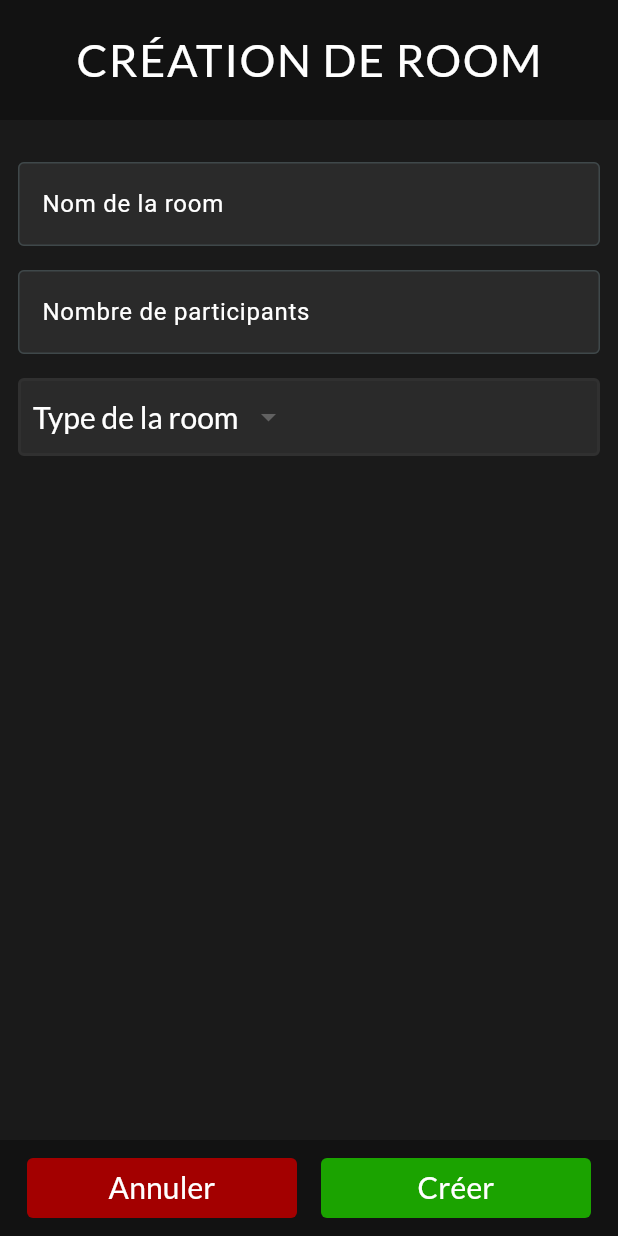
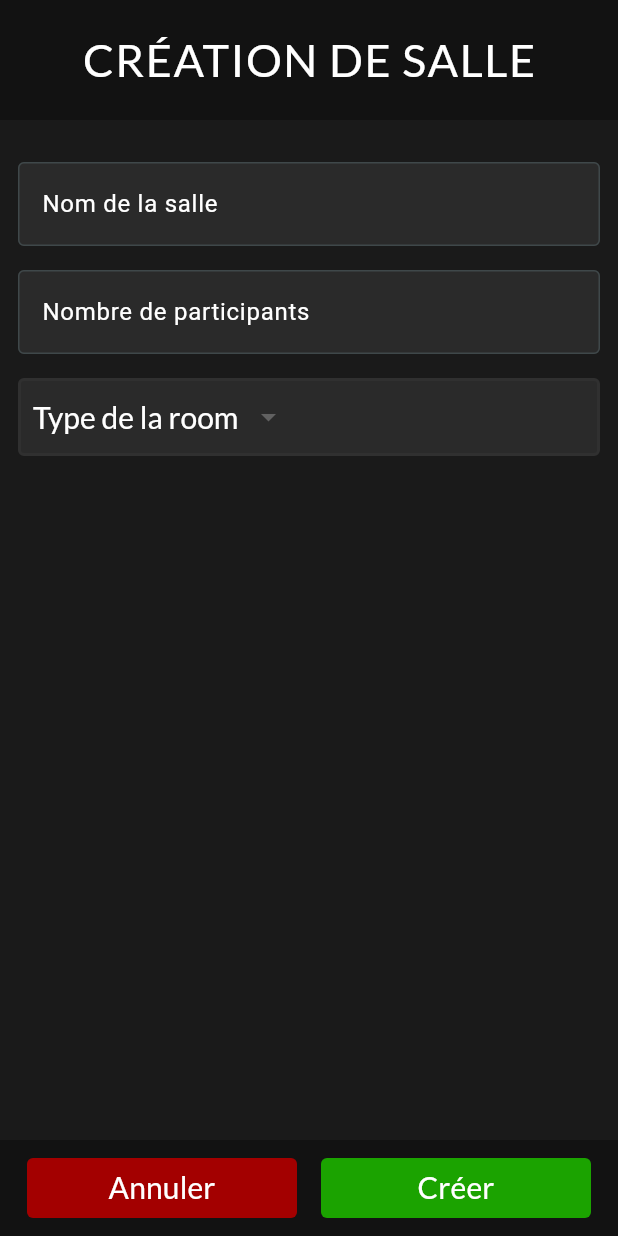
Before and after one commit to cp-23fam/peer_to_sync, a Flutter app: the RoomCreationScreen screen opened by its route, on a phone screen of 412 x 824 dp. Run offline on Flutter 3.47's test engine with Material 3 defaults, Android fonts, the phone set to English and light mode, and no system bars; our stand-ins replace dio, email_validator, equatable, flutter_riverpod, flutter_secure_storage, go_router and 1 more; accounts and stored records are empty; network calls fail.

Commit message:
Fix + traduction

```diff
--- a/lib/src/features/room/data/room_repository.dart
+++ b/lib/src/features/room/data/room_repository.dart
@@ -167,7 +167,6 @@ final roomListStreamProvider = StreamProvider.autoDispose<List<Room>>((ref) {
   var provider = ref.read(roomRepositoryProvider).fetchRoomList();
 
   final timer = Timer.periodic(const Duration(seconds: 3), (_) {
-    provider = ref.read(roomRepositoryProvider).fetchRoomList();
     ref.invalidateSelf();
   });
   ref.onDispose(timer.cancel);
@@ -191,7 +190,6 @@ final roomStreamProvider = StreamProvider.family.autoDispose<Room?, RoomId>((
   var provider = ref.read(roomRepositoryProvider).fetchRoom(id);
 
   final timer = Timer.periodic(const Duration(seconds: 1), (_) {
-    provider = ref.read(roomRepositoryProvider).fetchRoom(id);
     ref.invalidateSelf();
   });
 
--- a/lib/src/features/room/presentation/room_creation/room_creation_screen.dart
+++ b/lib/src/features/room/presentation/room_creation/room_creation_screen.dart
@@ -57,7 +57,7 @@ class _RoomCreationScreenState extends State<RoomCreationScreen> {
                 mainAxisAlignment: MainAxisAlignment.center,
                 children: [
                   StyledText(
-                    'Création de Room'.hardcoded,
+                    'Création de salle'.hardcoded,
                     30.0,
                     bold: true,
                     upper: true,
@@ -86,7 +86,7 @@ class _RoomCreationScreenState extends State<RoomCreationScreen> {
                       style: TextStyle(color: AppColors.whiteColor),
                       decoration: InputDecoration(
                         fillColor: AppColors.secondColor,
-                        labelText: 'Nom de la room'.hardcoded,
+                        labelText: 'Nom de la salle'.hardcoded,
                         border: OutlineInputBorder(
                           borderRadius: BorderRadius.circular(Sizes.p4),
                         ),
--- a/lib/src/features/room/presentation/room_list/room_list_screen.dart
+++ b/lib/src/features/room/presentation/room_list/room_list_screen.dart
@@ -48,8 +48,8 @@ class _RoomListScreenState extends State<RoomListScreen> {
                   mainAxisAlignment: MainAxisAlignment.spaceBetween,
                   children: [
                     StyledText(
-                      'Rooms'.hardcoded,
-                      40.0,
+                      'Salles'.hardcoded,
+                      30.0,
                       bold: true,
                       upper: true,
                     ),
@@ -74,7 +74,7 @@ class _RoomListScreenState extends State<RoomListScreen> {
                 child: TextField(
                   style: TextStyle(color: AppColors.whiteColor),
                   decoration: InputDecoration(
-                    hintText: 'Rechercher une room...',
+                    hintText: 'Rechercher une salle...',
                     hintStyle: TextStyle(
                       color: AppColors.whiteColor.withAlpha(150),
                     ),
@@ -114,7 +114,7 @@ class _RoomListScreenState extends State<RoomListScreen> {
                             return rooms.isEmpty
                                 ? Center(
                                     child: StyledText(
-                                      'Aucune room trouvée.'.hardcoded,
+                                      'Aucune salle trouvée.'.hardcoded,
                                       20.0,
                                     ),
                                   )
@@ -143,7 +143,7 @@ class _RoomListScreenState extends State<RoomListScreen> {
             mainAxisAlignment: MainAxisAlignment.center,
             children: [
               ChooseButton(
-                text: 'Créer une Room',
+                text: 'Créer une Salle',
                 color: AppColors.greenColor,
                 onPressed: () {
                   context.goNamed(RouteNames.create.name);
--- a/lib/src/features/user/presentation/user_form/user_login_screen.dart
+++ b/lib/src/features/user/presentation/user_form/user_login_screen.dart
@@ -180,7 +180,7 @@ class _UserLoginScreenState extends State<UserLoginScreen> {
                           });
                         } on EmailException {
                           setState(() {
-                            emailError = 'Email inconnu'.hardcoded;
+                            emailError = 'Mail inconnu'.hardcoded;
                           });
                         } on PasswordException {
                           setState(() {
--- a/lib/src/features/user/presentation/user_settings/user_settings_screen.dart
+++ b/lib/src/features/user/presentation/user_settings/user_settings_screen.dart
@@ -43,7 +43,7 @@ class _UserSettingsScreenState extends State<UserSettingsScreen> {
                         mainAxisAlignment: MainAxisAlignment.center,
                         children: [
                           StyledText(
-                            'User'.hardcoded,
+                            'Paramètres utilisateur'.hardcoded,
                             30.0,
                             bold: true,
                             upper: true,
@@ -122,7 +122,7 @@ class _UserSettingsScreenState extends State<UserSettingsScreen> {
                                   borderRadius: BorderRadius.circular(4),
                                 ),
                                 child: StyledText(
-                                  'Log out'.hardcoded,
+                                  'Déconnexion'.hardcoded,
                                   20.0,
                                   bold: true,
                                 ),
```
